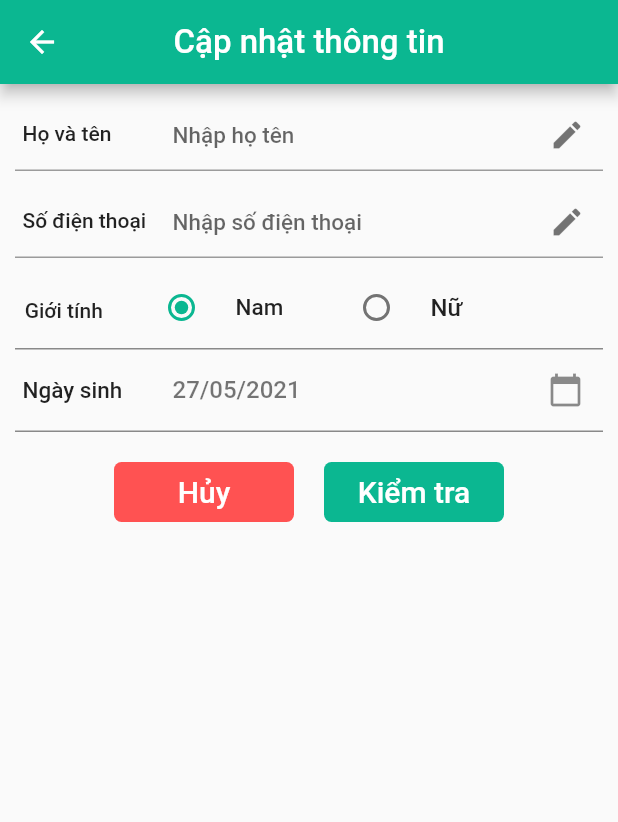
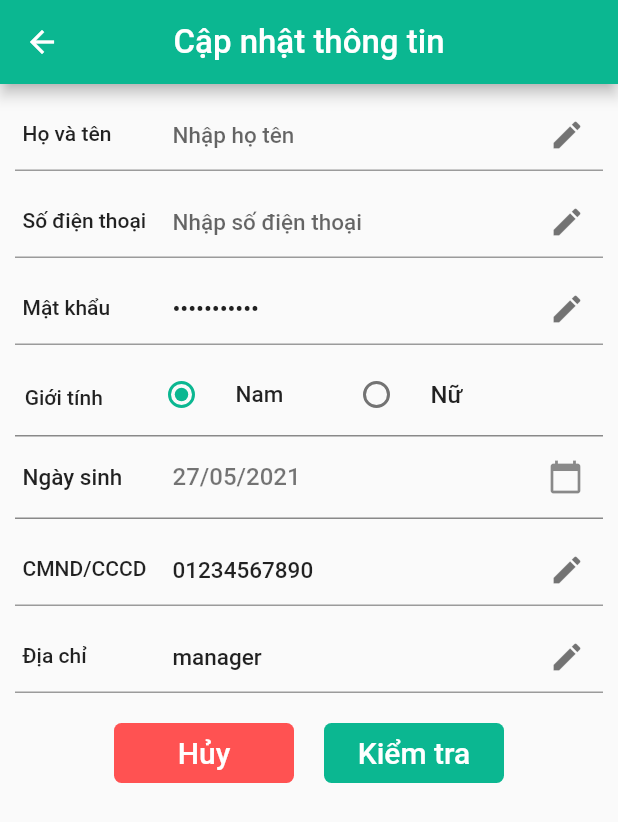
Before and after one commit to tult1803/RTMSystem, a Flutter app: the updateProfile screen opened directly, on a phone screen of 412 x 824 dp. Shown: the top 822 px of the screen. Run offline on Flutter 3.47's test engine with Material 2 defaults, Android fonts, the phone set to English and light mode, and no system bars; drawn by our look-alikes of auto_size_text; our stand-ins replace curved_navigation_bar, flutter_datetime_picker, shared_preferences; accounts and stored records are empty; network calls fail.

Commit message:
[update profile customer] Fix on form update, name api

```diff
--- a/rtm_system/lib/model/postAPI_createCustomer.dart
+++ b/rtm_system/lib/model/postAPI_createCustomer.dart
@@ -6,7 +6,7 @@ import 'package:http/http.dart' as http;
 
 class PostCreateCustomer{
 
-  createNotice(String token, String phone, String password, String fullname, int gender, String cmnd, String address, String birthday) async {
+  createCustomer(String token, String phone, String password, String fullname, int gender, String cmnd, String address, String birthday) async {
     final response = await http.post(
       Uri.http('${url_main}', '${url_createCustomer}'),
       headers: <String, String>{
--- a/rtm_system/lib/model/profile_customer/model_profile_customer.dart
+++ b/rtm_system/lib/model/profile_customer/model_profile_customer.dart
@@ -1,4 +1,3 @@
-
 class InfomationCustomer {
   int id;
   String cmnd;
@@ -9,7 +8,7 @@ class InfomationCustomer {
   String fullname;
   int gender;
   String phone;
-  String birthday;
+  DateTime birthday;
   String address;
 
   InfomationCustomer({
@@ -37,7 +36,7 @@ class InfomationCustomer {
       fullname: json["fullname"],
       gender: json["gender"],
       phone: json["phone"],
-      birthday: json["birthday"],
+      birthday: DateTime.parse(json["birthday"]),
       address: json["address"],
     );
 
--- a/rtm_system/lib/ultils/getData.dart
+++ b/rtm_system/lib/ultils/getData.dart
@@ -28,7 +28,7 @@ Future<void> getNotice(BuildContext context,String mainTittle, String content, i
 Future postAPICreateCustomer(String phone, String password, String fullname, int gender, String cmnd, String address, String birthday) async {
   PostCreateCustomer _createCustomer = PostCreateCustomer();
   SharedPreferences prefs = await SharedPreferences.getInstance();
-  int status = await _createCustomer.createNotice(prefs.get("access_token"), phone, password, fullname, gender, cmnd, address, birthday);
+  int status = await _createCustomer.createCustomer(prefs.get("access_token"), phone, password, fullname, gender, cmnd, address, birthday);
   return status;
 }
 
--- a/rtm_system/lib/view/formUpdateProfile.dart
+++ b/rtm_system/lib/view/formUpdateProfile.dart
@@ -71,11 +71,23 @@ class _formUpdateProfileState extends State<formUpdateProfile> {
                   errPhone,
                   1,
                   TextInputType.phone),
-              _checkPassword(),
+              // _checkPassword(),
+              _txtfield(getDataTextField(this.widget.password), true,
+    "Nhập mật khẩu", "Mật khẩu", errPass, 1, TextInputType.text),
               radioButton(context),
               btnBirthday(context),
-              _checkCMND(),
-              _checkAddress(),
+              // _checkCMND(),
+              _txtfield(getDataTextField(this.widget.cmnd), false,
+                  "Nhập CMND/CCCD", "CMND/CCCD", errCMND, 1, TextInputType.phone),
+              // _checkAddress(),
+              _txtfield(
+                  getDataTextField(this.widget.address),
+                  false,
+                  "Nhập địa chỉ",
+                  "Địa chỉ",
+                  errAddress,
+                  1,
+                  TextInputType.streetAddress),
             ],
           ),
           SizedBox(
--- a/rtm_system/lib/view/login_page.dart
+++ b/rtm_system/lib/view/login_page.dart
@@ -22,7 +22,7 @@ class LoginPageState extends State<LoginPage> {
   static bool isLogin = false;
   var role_id = 0, accountId = 0;
   String username = "";
-  String password = "";
+  String password;
   String access_token = '';
   String fullname = "";
   int gender = 0;
@@ -199,7 +199,9 @@ class LoginPageState extends State<LoginPage> {
               child: TextField(
                 obscureText: true,
                 onChanged: (value1) {
-                  password = value1;
+                  setState(() {
+                    password = value1;
+                  });
                 },
                 decoration: InputDecoration(
                   border: InputBorder.none,
--- a/rtm_system/lib/view/manager/profile/confirmCreateCustomer.dart
+++ b/rtm_system/lib/view/manager/profile/confirmCreateCustomer.dart
@@ -63,12 +63,15 @@ class _ConfirmCreateCustomerState extends State<ConfirmCreateCustomer> {
             child: Container(
               child: Column(
                 children: [
-                  _checkPhone(),
+                  // _checkPhone(),
+                  txtConfirm(context, "Số điện thoại đăng nhập", phone),
                   txtConfirm(context, "Họ và tên", fullname),
                   txtConfirm(context, "Giới tính", "$gender"),
                   txtConfirm(context, "Ngày sinh", "${fBirthday.format(birthday)}"),
-                  _checkCMND(),
-                  _checkAddress(),
+                  // _checkCMND(),
+                  txtConfirm(context, "CMND/CCCD", cmnd),
+                  // _checkAddress(),
+                  txtConfirm(context, "Địa chỉ", address),
                   // txtConfirm(context, "Mật khẩu đăng nhập", password),
                   processCreateCustomer("Xác nhận", this.widget.listCustomer),
                 ],
```
Also changed, not shown: rtm_system/lib/presenter/Customer/show_profile_customer.dart (+8 -7 lines), rtm_system/lib/ultils/commonWidget.dart (+5 -5 lines), rtm_system/lib/view/customer/Profile/update_profile.dart (+22 -47 lines).
